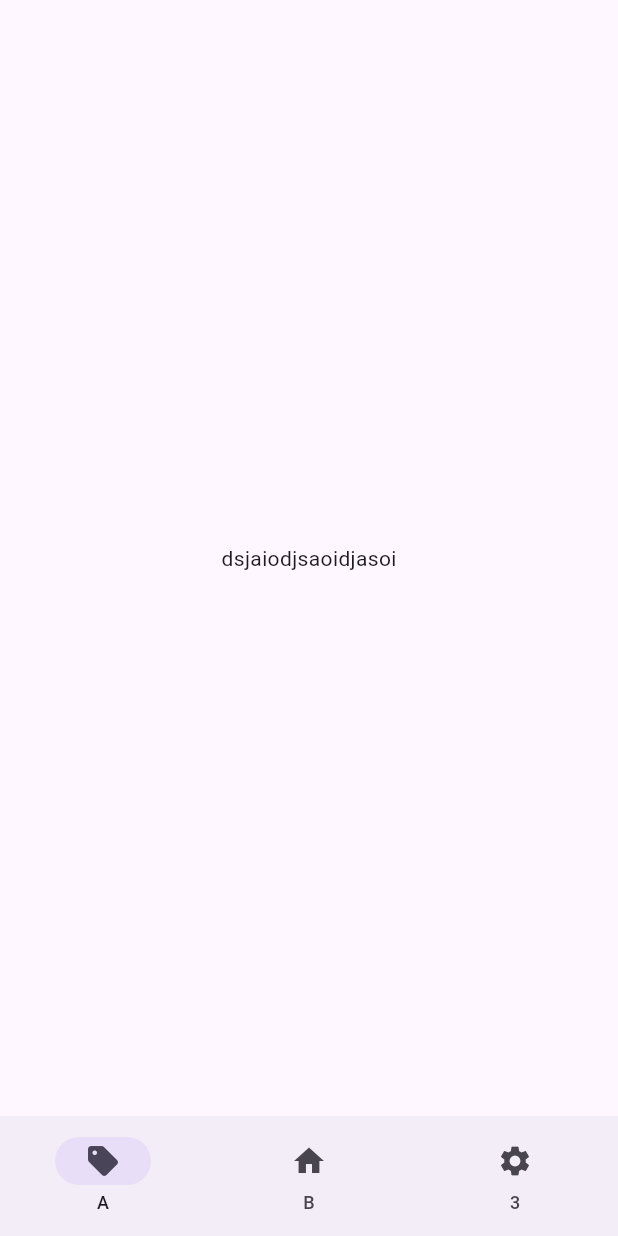
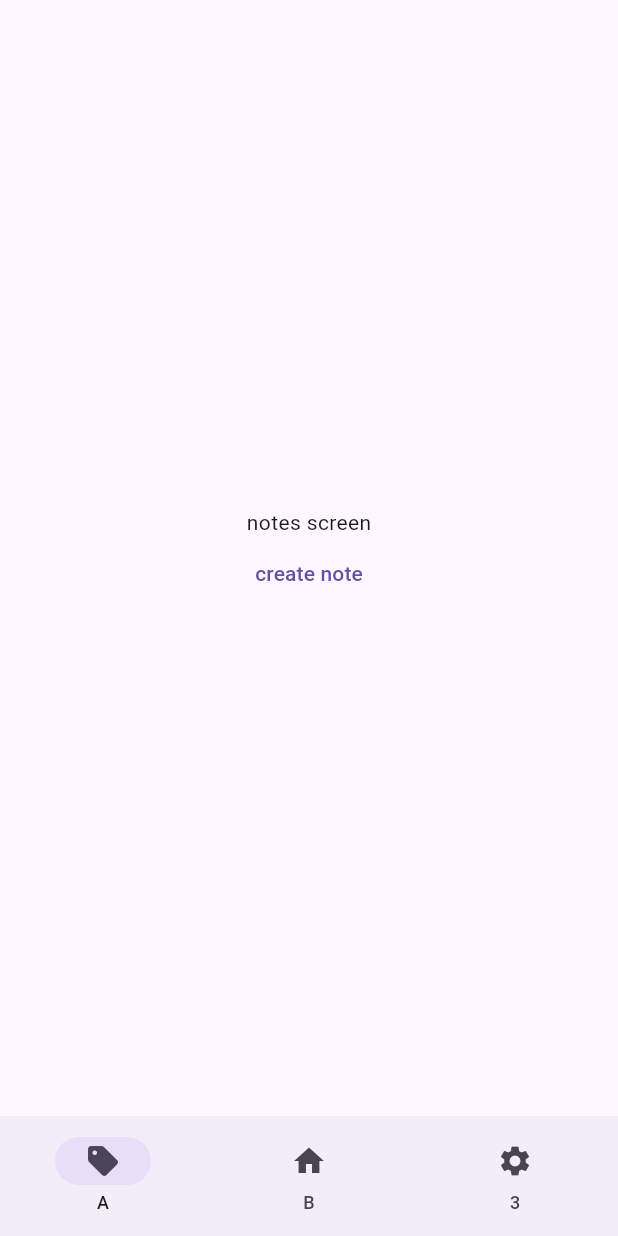
Before and after one commit to javiDev8/fltest, a Flutter app: the screen it shows after launch, on a phone screen of 412 x 824 dp. Run offline on Flutter 3.47's test engine with Material 3 defaults, Android fonts, the phone set to English and light mode, and no system bars.

Commit message:
navigation implemented

```diff
--- a/lib/main.dart
+++ b/lib/main.dart
@@ -1,4 +1,5 @@
 import 'package:fltest/screens/home/home_screen.dart';
+import 'package:fltest/screens/notes/note_screen.dart';
 import 'package:fltest/widgets/navbar_widget.dart';
 import 'package:flutter/material.dart';
 
@@ -26,8 +27,8 @@ class App extends StatelessWidget {
           body: IndexedStack(
             index: index,
             children: [
+	      NoteScreen(),
               HomeScreen(),
-              Center(child: Text('screen B')),
               Center(child: Text('pantalla 3')),
             ],
           ),
--- /dev/null
+++ b/lib/screens/notes/note_screen.dart
@@ -0,0 +1,26 @@
+import 'package:fltest/screens/notes/new_note_screen.dart';
+import 'package:flutter/material.dart';
+
+class NoteScreen extends StatelessWidget {
+  const NoteScreen({super.key});
+
+  @override
+  Widget build(BuildContext context) {
+    return Center(
+      child: Column(
+        mainAxisAlignment: MainAxisAlignment.center,
+        children: [
+          Text('notes screen'),
+          TextButton(
+            onPressed: () {
+              Navigator.of(context).push(
+                MaterialPageRoute(builder: (context) => NewNoteScreen()),
+              );
+            },
+            child: Text('create note'),
+          ),
+        ],
+      ),
+    );
+  }
+}
```
Also changed, not shown: lib/screens/notes/new_note_screen.dart (added, +13 -0 lines).
